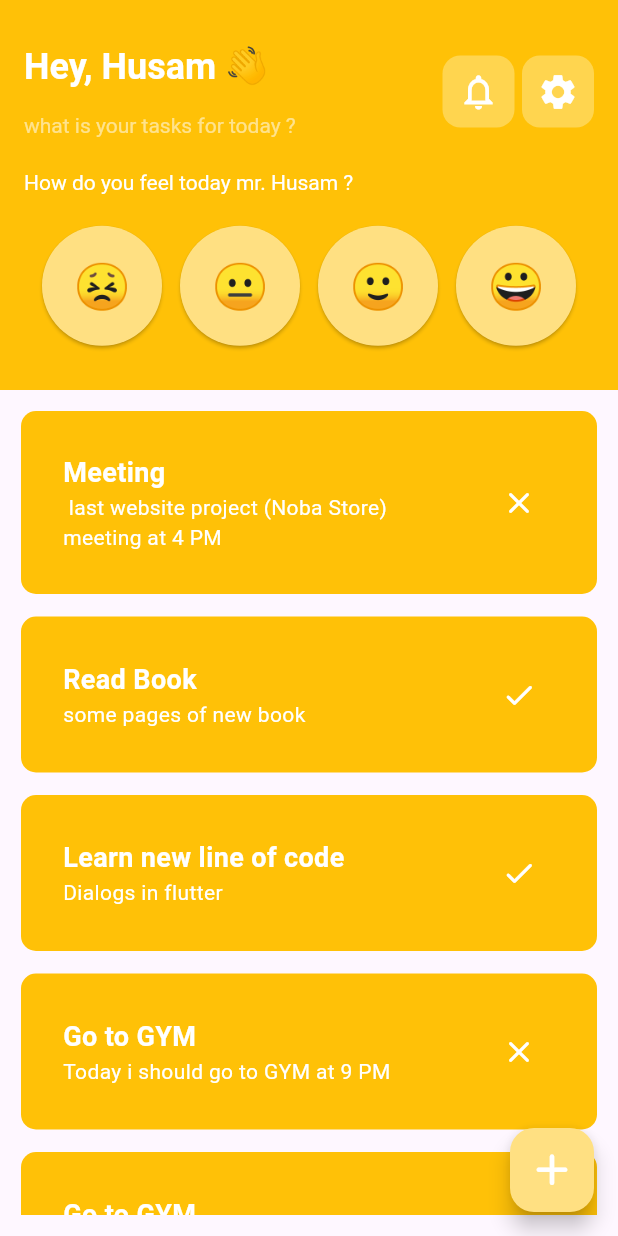
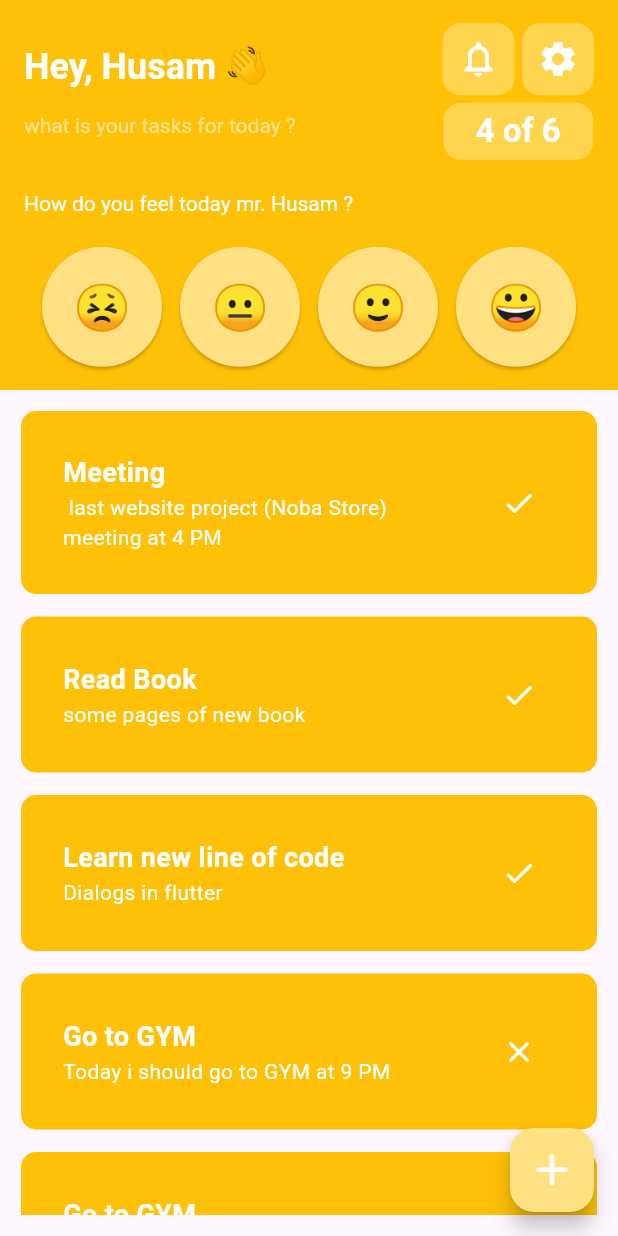
Before and after one commit to 7usvmx/todoapp, a Flutter app: the Todoapp screen opened by its route, on a phone screen of 412 x 824 dp. Run offline on Flutter 3.47's test engine with Material 3 defaults, Android fonts, the phone set to English and light mode, and no system bars; our stand-ins replace flutter_svg.

Commit message:
Adding Tasks counter

```diff
--- a/lib/pages/toDoApp.dart
+++ b/lib/pages/toDoApp.dart
@@ -1,6 +1,7 @@
 // ignore_for_file: prefer_const_constructors, prefer_const_literals_to_create_immutables
 
 import 'package:flutter/material.dart';
+import 'package:todoapp/utilities/counter.dart';
 import 'package:todoapp/utilities/feeling.dart';
 import 'package:todoapp/utilities/taskCard.dart';
 
@@ -36,7 +37,7 @@ class _TodoappState extends State<Todoapp> {
     TasksController(
       taskTitle: "Meeting",
       taskDetails: " last website project (Noba Store) meeting at 4 PM",
-      taksStatus: true,
+      taksStatus: false,
     ),
     TasksController(
       taskTitle: "Read Book",
@@ -64,6 +65,17 @@ class _TodoappState extends State<Todoapp> {
       taksStatus: false,
     ),
   ];
+
+  int getStatus() {
+    int completedTasks = 0;
+
+    for (var element in myTasks) {
+      if (!element.taksStatus) {
+        completedTasks++;
+      }
+    }
+    return completedTasks;
+  }
 
   newTask() {
     myTasks.insert(
@@ -246,8 +258,12 @@ class _TodoappState extends State<Todoapp> {
                   ],
                 ),
                 //! Notification and Setting side
+                SizedBox(height: 14),
+                Column(
+                  children: [
                     Row(
                       children: [
+                        SizedBox(height: 8),
                         Container(
                           decoration: BoxDecoration(
                             borderRadius: BorderRadius.circular(12),
@@ -278,6 +294,10 @@ class _TodoappState extends State<Todoapp> {
                             ),
                           ),
                         ),
+                      ],
+                    ),
+                    SizedBox(height: 5),
+                    Counter(allTasks: myTasks.length, doneTasks: getStatus())
                   ],
                 ),
               ],
--- /dev/null
+++ b/lib/utilities/counter.dart
@@ -0,0 +1,33 @@
+import 'package:flutter/material.dart';
+
+class Counter extends StatelessWidget {
+  final allTasks;
+  final doneTasks;
+
+  const Counter({
+    super.key,
+    required this.allTasks,
+    required this.doneTasks,
+  });
+
+  @override
+  Widget build(BuildContext context) {
+    return Container(
+      decoration: BoxDecoration(
+        borderRadius: BorderRadius.circular(12),
+        color: Colors.amber[300],
+      ),
+      alignment: Alignment.center,
+      padding: EdgeInsets.all(5),
+      width: 100,
+      // padding: EdgeInsets.all(1),
+      child: Text(
+        "$doneTasks of $allTasks",
+        style: TextStyle(
+          color: Colors.white,
+          fontWeight: FontWeight.bold,
+        ),
+      ),
+    );
+  }
+}
```
Lines whose indentation alone changed are shown as unchanged.
